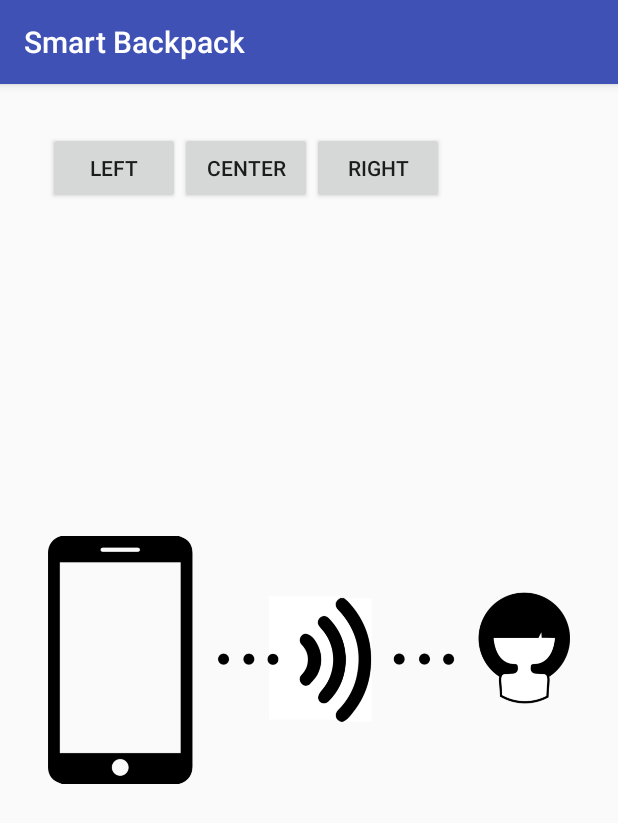
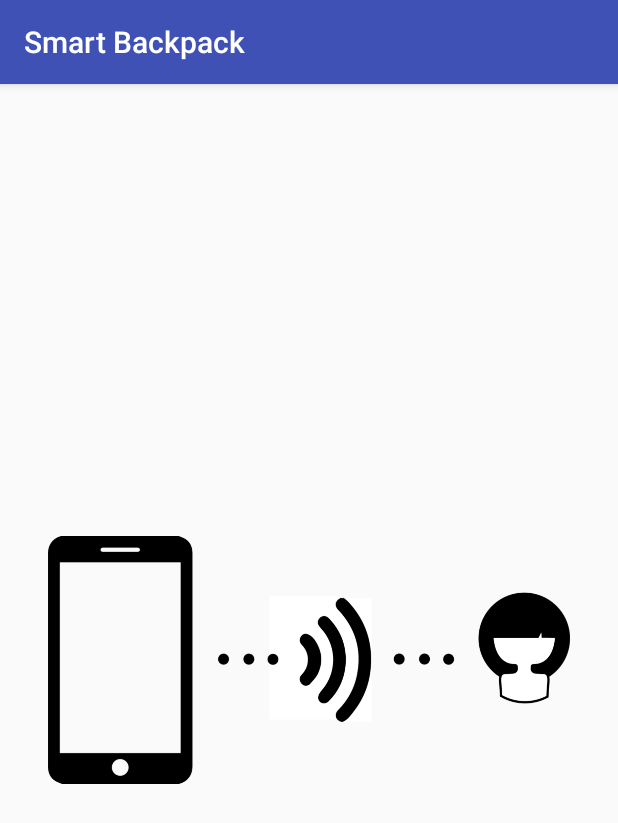
Before and after one commit to SmartBackpack/smart-backpack-android, an Android app: the screen it shows after launch (MainActivity), on a phone screen of 412 x 824 dp. Shown: the top 823 px of the screen. Run offline under Robolectric (Android 15) with nearby library versions, the phone set to English and light mode, and no system bars; libraries missing offline, so code that uses them is left out: app.akexorcist.bluetotohspp; 5 statements that could not run were skipped.

Commit message:
Added emotion faces

```diff
--- a/app/src/main/java/lt/ismaniojikuprine/smartbackpack/MainActivity.java
+++ b/app/src/main/java/lt/ismaniojikuprine/smartbackpack/MainActivity.java
@@ -3,6 +3,7 @@ package lt.ismaniojikuprine.smartbackpack;
 import android.content.Intent;
 import android.os.Bundle;
 import android.support.v7.app.AppCompatActivity;
+import android.util.Log;
 import android.view.View;
 import android.widget.Button;
 import android.widget.ImageView;
@@ -16,7 +17,7 @@ public class MainActivity extends AppCompatActivity implements BluetoothSPP.OnDa
     private BluetoothSPP bluetooth;
     private Toast connectingToast;
 
-    private ImageView connecting, leftChild, rightChild, swing;
+    private ImageView connecting, leftChild, rightChild, swing, smile, leftSad, rightSad;
     private SwingAnimator swingAnimator;
 
     @Override
@@ -32,17 +33,11 @@ public class MainActivity extends AppCompatActivity implements BluetoothSPP.OnDa
         leftChild = (ImageView) findViewById(R.id.left_child);
         rightChild = (ImageView) findViewById(R.id.right_child);
         swing = (ImageView) findViewById(R.id.swing);
+        smile = (ImageView) findViewById(R.id.smile);
+        leftSad = (ImageView) findViewById(R.id.sad_left);
+        rightSad = (ImageView) findViewById(R.id.sad_right);
 
         swingAnimator = new SwingAnimator(this);
-
-        Button left = (Button) findViewById(R.id.left);
-        left.setOnClickListener((View v) -> swingAnimator.lowerLeft());
-
-        Button center = (Button) findViewById(R.id.center);
-        center.setOnClickListener((View v) -> swingAnimator.balanceCenter());
-
-        Button right = (Button) findViewById(R.id.right);
-        right.setOnClickListener((View v) -> swingAnimator.lowerRight());
     }
 
     @Override
@@ -72,17 +67,23 @@ public class MainActivity extends AppCompatActivity implements BluetoothSPP.OnDa
     }
 
     private void showConnecting() {
+        swingAnimator.balanceCenter();
         connecting.setVisibility(View.VISIBLE);
         leftChild.setVisibility(View.GONE);
         rightChild.setVisibility(View.GONE);
         swing.setVisibility(View.GONE);
+        smile.setVisibility(View.GONE);
+        leftSad.setVisibility(View.GONE);
+        rightSad.setVisibility(View.GONE);
     }
 
     private void showSwing() {
+        swingAnimator.balanceCenter();
         connecting.setVisibility(View.GONE);
         leftChild.setVisibility(View.VISIBLE);
         rightChild.setVisibility(View.VISIBLE);
         swing.setVisibility(View.VISIBLE);
+        smile.setVisibility(View.VISIBLE);
     }
 
     @Override
@@ -100,9 +101,15 @@ public class MainActivity extends AppCompatActivity implements BluetoothSPP.OnDa
     @Override
     public void onDataReceived(byte[] data, String message) {
         if (message.startsWith("STAT:")) {
-            String[] statuses = message.substring(4).split(";");
+            String[] statuses = message.substring(5).split(";");
             if (statuses[2].equals("0")) {
-
+                swingAnimator.balanceCenter();
+            } else {
+                if (statuses[0].equals("1")) {
+                    swingAnimator.lowerRight();
+                } else {
+                    swingAnimator.lowerLeft();
+                }
             }
         }
     }
--- a/app/src/main/java/lt/ismaniojikuprine/smartbackpack/SwingAnimator.java
+++ b/app/src/main/java/lt/ismaniojikuprine/smartbackpack/SwingAnimator.java
@@ -9,17 +9,26 @@ import android.widget.RelativeLayout;
 
 public class SwingAnimator {
 
+    private final int POSITION_CENTER = 0;
+    private final int POSITION_LOW_LEFT = 1;
+    private final int POSITION_LOW_RIGHT = 2;
+
+    private int currentPosition = 0;
+
     private ImageView swing, leftChildImage, rightChildImage;
+    private ImageView leftSad, rightSad, smile;
 
     private float lowMargin, highMargin;
     private int swingRotation, animationSpeed;
-
-    private Animation currentAnimation;
 
     public SwingAnimator(Activity activity) {
         swing = (ImageView) activity.findViewById(R.id.swing);
         leftChildImage = (ImageView) activity.findViewById(R.id.left_child);
         rightChildImage = (ImageView) activity.findViewById(R.id.right_child);
+
+        leftSad = (ImageView) activity.findViewById(R.id.sad_left);
+        rightSad = (ImageView) activity.findViewById(R.id.sad_right);
+        smile = (ImageView) activity.findViewById(R.id.smile);
 
         lowMargin = activity.getResources().getDimension(R.dimen.child_low_margin);
         highMargin = activity.getResources().getDimension(R.dimen.child_high_margin);
@@ -28,14 +37,24 @@ public class SwingAnimator {
     }
 
     public void lowerLeft() {
-        changeSwingBalance(lowMargin, highMargin, -swingRotation);
+        if (currentPosition != POSITION_LOW_LEFT) {
+            currentPosition = POSITION_LOW_LEFT;
+            changeSwingBalanceWithAnimation(lowMargin, highMargin, -swingRotation);
+            smile.setVisibility(View.GONE);
+            leftSad.setVisibility(View.VISIBLE);
+        }
     }
 
     public void lowerRight() {
-        changeSwingBalance(highMargin, lowMargin, swingRotation);
+        if (currentPosition != POSITION_LOW_RIGHT) {
+            currentPosition = POSITION_LOW_RIGHT;
+            changeSwingBalanceWithAnimation(highMargin, lowMargin, swingRotation);
+            smile.setVisibility(View.GONE);
+            rightSad.setVisibility(View.VISIBLE);
+        }
     }
 
-    private void changeSwingBalance(float leftChildMargin, float rightChildMargin, int swingRotation) {
+    private void changeSwingBalanceWithAnimation(float leftChildMargin, float rightChildMargin, int swingRotation) {
         Animation animation = new Animation() {
             @Override
             protected void applyTransformation(float interpolatedTime, Transformation t) {
@@ -61,6 +80,16 @@ public class SwingAnimator {
     }
 
     public void balanceCenter() {
+        if (currentPosition != POSITION_CENTER) {
+            balanceSwingCenterWithAnimation();
+            leftSad.setVisibility(View.GONE);
+            rightSad.setVisibility(View.GONE);
+            smile.setVisibility(View.VISIBLE);
+            currentPosition = POSITION_CENTER;
+        }
+    }
+
+    private void balanceSwingCenterWithAnimation() {
         float startLeftChildMarginBottom = getViewMarginBottom(leftChildImage);
         float startRightChildMarginBottom = getViewMarginBottom(rightChildImage);
         float startSwingRotation = swing.getRotation();
--- a/app/src/main/res/layout/activity_main.xml
+++ b/app/src/main/res/layout/activity_main.xml
@@ -5,26 +5,6 @@
     android:layout_height="match_parent"
     android:padding="32dp"
     tools:context="lt.ismaniojikuprine.smartbackpack.MainActivity">
-
-    <Button
-        android:id="@+id/left"
-        android:layout_width="wrap_content"
-        android:layout_height="wrap_content"
-        android:text="left" />
-
-    <Button
-        android:id="@+id/center"
-        android:layout_width="wrap_content"
-        android:layout_height="wrap_content"
-        android:layout_toEndOf="@id/left"
-        android:text="center" />
-
-    <Button
-        android:id="@+id/right"
-        android:layout_width="wrap_content"
-        android:layout_height="wrap_content"
-        android:layout_toEndOf="@id/center"
-        android:text="right" />
 
     <ImageView
         android:id="@+id/connecting"
@@ -39,8 +19,37 @@
         android:layout_height="wrap_content"
         android:layout_centerInParent="true"
         android:visibility="gone"
-        android:rotation="0"
         android:src="@drawable/swing" />
+
+    <ImageView
+        android:id="@+id/smile"
+        android:layout_width="64dp"
+        android:layout_height="wrap_content"
+        android:layout_above="@+id/left_child"
+        android:layout_toEndOf="@id/left_child"
+        android:adjustViewBounds="true"
+        android:visibility="gone"
+        android:src="@drawable/smile"/>
+
+    <ImageView
+        android:id="@+id/sad_left"
+        android:layout_width="64dp"
+        android:layout_height="wrap_content"
+        android:layout_above="@+id/left_child"
+        android:layout_toEndOf="@id/left_child"
+        android:adjustViewBounds="true"
+        android:visibility="gone"
+        android:src="@drawable/sad_left"/>
+
+    <ImageView
+        android:id="@+id/sad_right"
+        android:layout_width="64dp"
+        android:layout_height="wrap_content"
+        android:layout_above="@+id/right_child"
+        android:layout_toStartOf="@id/right_child"
+        android:adjustViewBounds="true"
+        android:visibility="gone"
+        android:src="@drawable/sad_right"/>
 
     <ImageView
         android:id="@+id/left_child"
```
Also changed, not shown: app/src/main/res/drawable/hello.png (added), app/src/main/res/drawable/sad_left.png (added), app/src/main/res/drawable/sad_right.png (added), app/src/main/res/drawable/smile.png (added).
